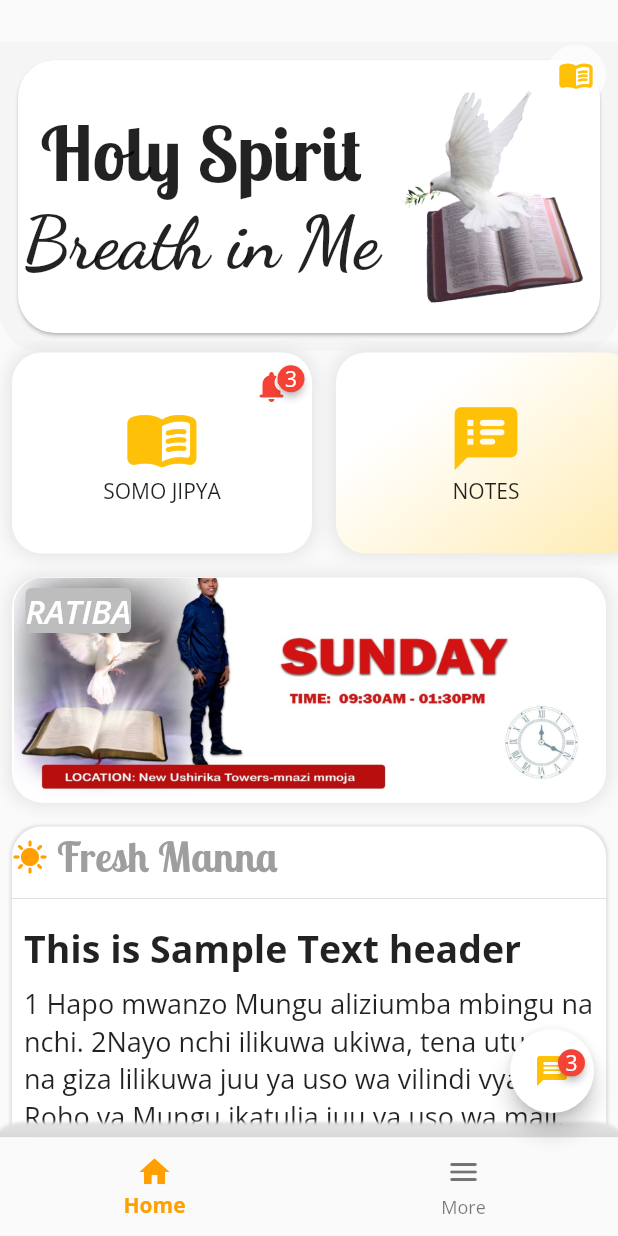
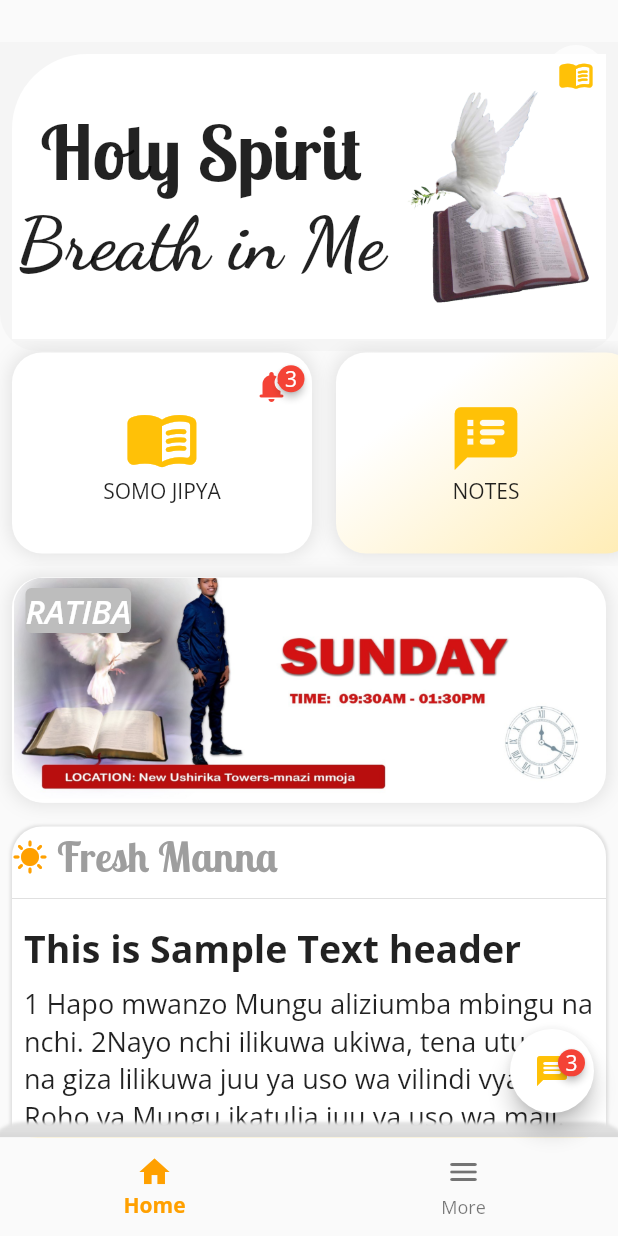
Before and after one commit to eliyajoseph7/mfc-app, a Flutter app: the screen it shows after launch, on a phone screen of 412 x 824 dp. Run offline on Flutter 3.47's test engine with Material 2 defaults, Android fonts, the phone set to English and light mode, and no system bars; drawn by our look-alikes of badges, carousel_slider; our stand-ins replace file_picker, flutter_chat_types, flutter_chat_ui, image_picker, modal_bottom_sheet, open_filex and 2 more; missing offline and left inert: flutter_quill, proste_bezier_curve; accounts and stored records are empty.

Commit message:
top view modified

```diff
--- a/mfcapp/lib/screens/home.dart
+++ b/mfcapp/lib/screens/home.dart
@@ -6,6 +6,7 @@ import 'package:flutter/material.dart' hide Badge, ModalBottomSheetRoute;
 import 'package:mfcapp/screens/notes/notes_list.dart';
 import 'package:mfcapp/screens/teachings/teach_list.dart';
 import 'package:modal_bottom_sheet/modal_bottom_sheet.dart';
+import 'package:proste_bezier_curve/proste_bezier_curve.dart';
 
 class HomePage extends StatefulWidget {
   const HomePage({Key? key}) : super(key: key);
@@ -25,6 +26,7 @@ class _HomePageState extends State<HomePage> {
       '''1 Hapo mwanzo Mungu aliziumba mbingu na nchi. 2Nayo nchi ilikuwa ukiwa, tena utupu, na giza lilikuwa juu ya uso wa vilindi vya maji; Roho ya Mungu ikatulia juu ya uso wa maji. 3Mungu akasema, Iwe nuru; ikawa nuru. 4Mungu akaiona nuru, ya kuwa ni njema; Mungu akatenga nuru na giza. 5Mungu akaiita nuru Mchana, na giza akaliita Usiku. Ikawa jioni ikawa asubuhi, siku moja.''';
   @override
   Widget build(BuildContext context) {
+    var screenWidth = MediaQuery.of(context).size.width;
     var topContainerHeight = MediaQuery.of(context).size.height * 0.25;
     var bottomBarHeight = MediaQuery.of(context).size.height * 0.08;
     var listHeight = MediaQuery.of(context).size.height -
@@ -39,7 +41,7 @@ class _HomePageState extends State<HomePage> {
                 Container(
                   height: topContainerHeight,
                   decoration: BoxDecoration(
-                    color: Colors.grey[100],
+                    color: Colors.grey.shade100,
                     borderRadius: const BorderRadius.only(
                       bottomLeft: Radius.circular(25),
                       bottomRight: Radius.circular(25),
@@ -47,12 +49,23 @@ class _HomePageState extends State<HomePage> {
                   ),
                   child: Padding(
                     padding: const EdgeInsets.all(8.0),
-                    child: Card(
-                      shape: const RoundedRectangleBorder(
-                        borderRadius: BorderRadius.all(
-                          Radius.circular(25),
+                    child: ClipPath(
+                      clipper: ProsteThirdOrderBezierCurve(
+                        position: ClipPosition.bottom,
+                        list: [
+                          ThirdOrderBezierCurveSection(
+                              p1: Offset(0, 200),
+                              p2: Offset(0, 140),
+                              p3: Offset(screenWidth , 200),
+                              p4: Offset(screenWidth, 140),),
+                        ],
                       ),
+                      child: Container(
+                        decoration: const BoxDecoration(
+                            borderRadius: BorderRadius.only(
+                              topLeft: Radius.circular(50),
                             ),
+                            color: Colors.white),
                         child: Row(
                           crossAxisAlignment: CrossAxisAlignment.center,
                           children: [
@@ -71,8 +84,7 @@ class _HomePageState extends State<HomePage> {
                                         style: TextStyle(
                                             fontSize: 50,
                                             fontWeight: FontWeight.bold,
-                                        fontFamily: 'LobsterTwo'
-                                      ),
+                                            fontFamily: 'LobsterTwo'),
                                       ),
                                     ),
                                   ),
@@ -108,6 +120,7 @@ class _HomePageState extends State<HomePage> {
                       ),
                     ),
                   ),
+                ),
                 Padding(
                   padding: EdgeInsets.only(top: topContainerHeight - 7),
                   child: SizedBox(
@@ -128,7 +141,10 @@ class _HomePageState extends State<HomePage> {
                               Padding(
                                 padding: const EdgeInsets.all(8.0),
                                 child: GestureDetector(
-                                  onTap: () => Navigator.of(context).push(MaterialPageRoute(builder: (BuildContext context) => TeachListPage())),
+                                  onTap: () => Navigator.of(context).push(
+                                      MaterialPageRoute(
+                                          builder: (BuildContext context) =>
+                                              TeachListPage())),
                                   child: Container(
                                     height: 50,
                                     width: 200,
@@ -200,7 +216,10 @@ class _HomePageState extends State<HomePage> {
                               Padding(
                                 padding: const EdgeInsets.all(8.0),
                                 child: GestureDetector(
-                                  onTap: () => Navigator.of(context).push(MaterialPageRoute(builder: (BuildContext context) => MyNotes())),
+                                  onTap: () => Navigator.of(context).push(
+                                      MaterialPageRoute(
+                                          builder: (BuildContext context) =>
+                                              MyNotes())),
                                   child: Container(
                                     height: 50,
                                     width: 200,
@@ -326,8 +345,8 @@ class _HomePageState extends State<HomePage> {
                                           decoration: BoxDecoration(
                                               color: Colors.white,
                                               image: DecorationImage(
-                                                image: AssetImage(
-                                                    imgList[index]),
+                                                image:
+                                                    AssetImage(imgList[index]),
                                                 fit: BoxFit.cover,
                                               ),
                                               borderRadius:
```
Lines whose indentation alone changed are shown as unchanged.
